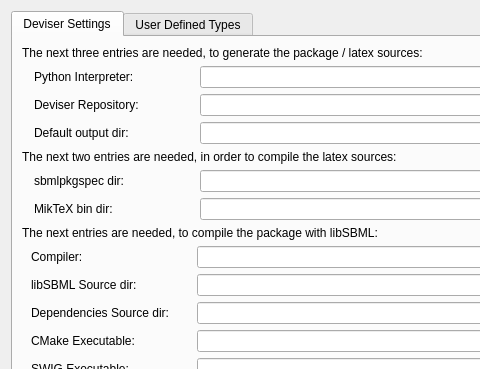
Before: the Qt Designer form ui/dialogpreferences.ui in sbmlteam/QtDeviser, drawn with Qt 5; both pictures show x 0 to 480 and y 0 to 369 of the 600 by 488 pixel window.
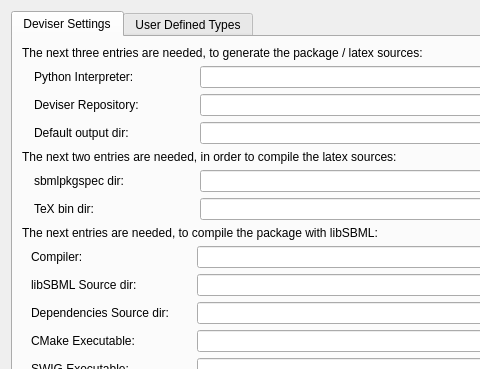
After: the same form once the commit is applied. Icons and pictures are not drawn.

```diff
--- a/ui/dialogpreferences.ui
+++ b/ui/dialogpreferences.ui
@@ -180,7 +180,7 @@
           <item row="1" column="0">
            <widget class="QLabel" name="lblMikTexDir">
             <property name="text">
-             <string>MikTeX bin dir:</string>
+             <string>TeX bin dir:</string>
             </property>
            </widget>
           </item>
```
